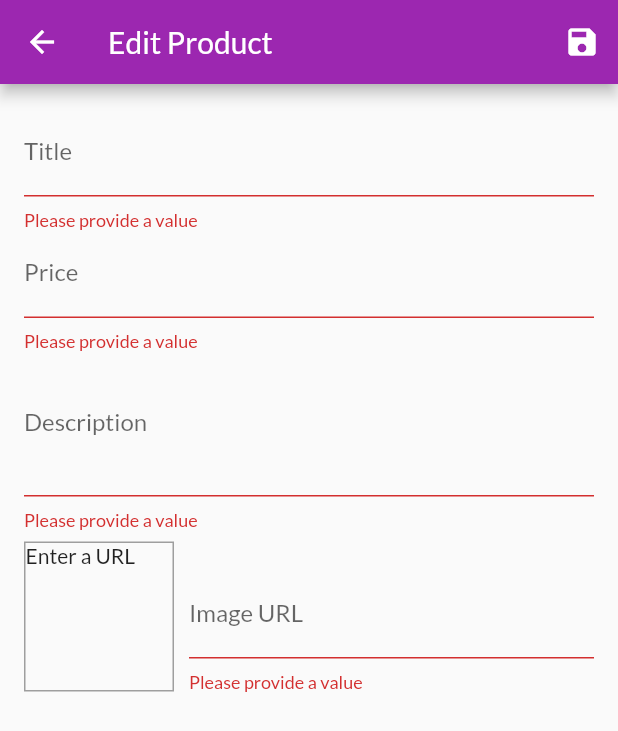
After one commit to jacojvv-dev/flutter-coursework, a Flutter app: the EditProductScreen screen opened by its route, after a tap on the "save" icon, on a phone screen of 412 x 824 dp. The commit adds this screen. Shown: the top 731 px of the screen. Run offline on Flutter 3.47's test engine with Material 2 defaults, Android fonts, the phone set to English and light mode, and no system bars; network calls fail.

Commit message:
End of section 9

```diff
--- a/shop_app/lib/providers/product.dart
+++ b/shop_app/lib/providers/product.dart
@@ -22,7 +22,6 @@ class Product with ChangeNotifier {
     @required this.imageUrl,
     this.isFavorite = false,
   });
-
   void toggleFavoriteStatus() {
     isFavorite = !isFavorite;
     notifyListeners();
--- a/shop_app/lib/providers/products.dart
+++ b/shop_app/lib/providers/products.dart
@@ -49,8 +49,27 @@ class Products with ChangeNotifier {
     return _items.where((i) => i.isFavorite).toList();
   }
 
-  void addProduct() {
-    // _items.add()
+  void addProduct(Product product) {
+    _items.add(Product(
+      id: DateTime.now().toString(),
+      description: product.description,
+      imageUrl: product.imageUrl,
+      price: product.price,
+      title: product.title,
+    ));
+    notifyListeners();
+  }
+
+  void updateProduct(String id, Product newProduct) {
+    var index = _items.indexWhere((p) => p.id == id);
+    if (index >= 0) {
+      _items[index] = newProduct;
+      notifyListeners();
+    }
+  }
+
+  void deleteProduct(String id) {
+    _items.removeWhere((p) => p.id == id);
     notifyListeners();
   }
 }
--- /dev/null
+++ b/shop_app/lib/screens/edit_product_screen.dart
@@ -0,0 +1,261 @@
+import 'package:flutter/material.dart';
+import 'package:provider/provider.dart';
+import 'package:shop_app/providers/product.dart';
+import 'package:shop_app/providers/products.dart';
+
+class EditProductScreen extends StatefulWidget {
+  static const routeName = "/edit-product";
+
+  @override
+  _EditProductScreenState createState() => _EditProductScreenState();
+}
+
+class _EditProductScreenState extends State<EditProductScreen> {
+  final _priceFocusNode = FocusNode();
+  final _descriptionFocusNode = FocusNode();
+  final _imageUrlFocusNode = FocusNode();
+  final _imageUrlController = TextEditingController();
+  final _form = GlobalKey<FormState>();
+
+  var _isInit = true;
+  var _initValues = {
+    'title': '',
+    'description': '',
+    'price': '',
+    'imageUrl': '',
+  };
+
+  var _editedProduct =
+      Product(id: null, title: "", price: 0, imageUrl: "", description: "");
+
+  @override
+  void initState() {
+    _imageUrlFocusNode.addListener(_updateImageUrl);
+    super.initState();
+  }
+
+  @override
+  void didChangeDependencies() {
+    if (_isInit) {
+      final productId = ModalRoute.of(context).settings.arguments as String;
+      if (productId != null) {
+        _editedProduct =
+            Provider.of<Products>(context, listen: false).findById(productId);
+        _initValues = {
+          'title': _editedProduct.title,
+          'description': _editedProduct.description,
+          'price': _editedProduct.price.toString(),
+          'imageUrl': '',
+        };
+        _imageUrlController.text = _editedProduct.imageUrl;
+      }
+    }
+    _isInit = false;
+    super.didChangeDependencies();
+  }
+
+  @override
+  void dispose() {
+    _priceFocusNode.dispose();
+    _descriptionFocusNode.dispose();
+    _imageUrlFocusNode.removeListener(_updateImageUrl);
+    _imageUrlFocusNode.dispose();
+    super.dispose();
+  }
+
+  void _updateImageUrl() {
+    if (!_imageUrlFocusNode.hasFocus) {
+      setState(() {});
+    }
+  }
+
+  void _saveForm() {
+    if (_form.currentState.validate()) {
+      _form.currentState.save();
+      if (_editedProduct.id == null) {
+        Provider.of<Products>(context, listen: false)
+            .addProduct(_editedProduct);
+      } else {
+        Provider.of<Products>(context, listen: false)
+            .updateProduct(_editedProduct.id, _editedProduct);
+      }
+    }
+  }
+
+  @override
+  Widget build(BuildContext context) {
+    return Scaffold(
+      appBar: AppBar(
+        title: Text("Edit Product"),
+        actions: [
+          IconButton(
+            icon: Icon(Icons.save),
+            onPressed: _saveForm,
+          )
+        ],
+      ),
+      body: Padding(
+        padding: const EdgeInsets.all(16),
+        child: Form(
+          autovalidateMode: AutovalidateMode.onUserInteraction,
+          key: _form,
+          child: ListView(
+            children: [
+              TextFormField(
+                initialValue: _initValues['title'],
+                decoration: InputDecoration(
+                  labelText: "Title",
+                ),
+                textInputAction: TextInputAction.next,
+                onFieldSubmitted: (_) {
+                  FocusScope.of(context).requestFocus(_priceFocusNode);
+                },
+                validator: (value) {
+                  return value.isEmpty ? "Please provide a value" : null;
+                },
+                onSaved: (value) {
+                  _editedProduct = Product(
+                    title: value,
+                    price: _editedProduct.price,
+                    description: _editedProduct.description,
+                    id: _editedProduct.id,
+                    imageUrl: _editedProduct.imageUrl,
+                    isFavorite: _editedProduct.isFavorite,
+                  );
+                },
+              ),
+              TextFormField(
+                initialValue: _initValues['price'],
+                decoration: InputDecoration(
+                  labelText: "Price",
+                ),
+                textInputAction: TextInputAction.next,
+                keyboardType: TextInputType.number,
+                focusNode: _priceFocusNode,
+                onFieldSubmitted: (_) {
+                  FocusScope.of(context).requestFocus(_descriptionFocusNode);
+                },
+                validator: (value) {
+                  if (value.isEmpty) {
+                    return "Please provide a value";
+                  }
+                  if (double.tryParse(value) == null) {
+                    return "Please enter a valid number";
+                  }
+                  if (double.parse(value) <= 0) {
+                    return "Please a number greater than 0";
+                  }
+                  return null;
+                },
+                onSaved: (value) {
+                  _editedProduct = Product(
+                    title: _editedProduct.title,
+                    price: double.parse(value),
+                    description: _editedProduct.description,
+                    id: _editedProduct.id,
+                    imageUrl: _editedProduct.imageUrl,
+                    isFavorite: _editedProduct.isFavorite,
+                  );
+                },
+              ),
+              TextFormField(
+                initialValue: _initValues['description'],
+                decoration: InputDecoration(
+                  labelText: "Description",
+                ),
+                maxLines: 3,
+                keyboardType: TextInputType.multiline,
+                focusNode: _descriptionFocusNode,
+                validator: (value) {
+                  if (value.isEmpty) {
+                    return "Please provide a value";
+                  }
+                  if (value.length < 10) {
+                    return "Please provide a value of at least 10 characters";
+                  }
+                  return null;
+                },
+                onSaved: (value) {
+                  _editedProduct = Product(
+                    title: _editedProduct.title,
+                    price: _editedProduct.price,
+                    description: value,
+                    id: _editedProduct.id,
+                    imageUrl: _editedProduct.imageUrl,
+                    isFavorite: _editedProduct.isFavorite,
+                  );
+                },
+              ),
+              Row(
+                crossAxisAlignment: CrossAxisAlignment.end,
+                children: [
+                  Container(
+                    width: 100,
+                    height: 100,
+                    margin: EdgeInsets.only(
+                      top: 8,
+                      right: 10,
+                    ),
+                    decoration: BoxDecoration(
+                      border: Border.all(
+                        width: 1,
+                        color: Colors.grey,
+                      ),
+                    ),
+                    child: _imageUrlController.text.isEmpty
+                        ? Text("Enter a URL")
+                        : FittedBox(
+                            child: Image.network(
+                              _imageUrlController.text,
+                              fit: BoxFit.cover,
+                            ),
+                          ),
+                  ),
+                  Expanded(
+                    child: TextFormField(
+                      decoration: InputDecoration(
+                        labelText: "Image URL",
+                      ),
+                      keyboardType: TextInputType.url,
+                      textInputAction: TextInputAction.done,
+                      controller: _imageUrlController,
+                      onFieldSubmitted: (_) {
+                        _saveForm();
+                        setState(() {});
+                      },
+                      validator: (value) {
+                        if (value.isEmpty) {
+                          return "Please provide a value";
+                        }
+                        if (!value.toLowerCase().startsWith("http")) {
+                          return "Please enter a valid URL";
+                        }
+                        if (!value.toLowerCase().endsWith(".png") &&
+                            !value.toLowerCase().endsWith(".jpg") &&
+                            !value.toLowerCase().endsWith(".jpeg")) {
+                          return "Please enter a valid image URL";
+                        }
+                        return null;
+                      },
+                      focusNode: _imageUrlFocusNode,
+                      onSaved: (value) {
+                        _editedProduct = Product(
+                          title: _editedProduct.title,
+                          price: _editedProduct.price,
+                          description: _editedProduct.description,
+                          id: _editedProduct.id,
+                          imageUrl: value,
+                          isFavorite: _editedProduct.isFavorite,
+                        );
+                      },
+                    ),
+                  ),
+                ],
+              ),
+            ],
+          ),
+        ),
+      ),
+    );
+  }
+}
--- a/shop_app/lib/widgets/app_drawer.dart
+++ b/shop_app/lib/widgets/app_drawer.dart
@@ -1,6 +1,7 @@
 import 'package:flutter/material.dart';
 import 'package:shop_app/providers/orders.dart';
 import 'package:shop_app/screens/orders_screen.dart';
+import 'package:shop_app/screens/user_products_screen.dart';
 
 class AppDrawer extends StatelessWidget {
   @override
@@ -32,6 +33,17 @@ class AppDrawer extends StatelessWidget {
               Navigator.of(context)
                   .pushReplacementNamed(OrdersScreen.routeName);
             },
+          ),
+          Divider(),
+          ListTile(
+            leading: Icon(
+              Icons.edit,
+            ),
+            title: Text("Manage Products"),
+            onTap: () {
+              Navigator.of(context)
+                  .pushReplacementNamed(UserProductsScreen.routeName);
+            },
           )
         ],
       ),
```
Also changed, not shown: shop_app/lib/main.dart (+8 -3 lines), shop_app/lib/providers/cart.dart (+21 -0 lines), shop_app/lib/screens/user_products_screen.dart (added, +46 -0 lines), shop_app/lib/widgets/cart_item.dart (+25 -0 lines), shop_app/lib/widgets/product_item.dart (+15 -0 lines), shop_app/lib/widgets/user_product_item.dart (added, +44 -0 lines).
